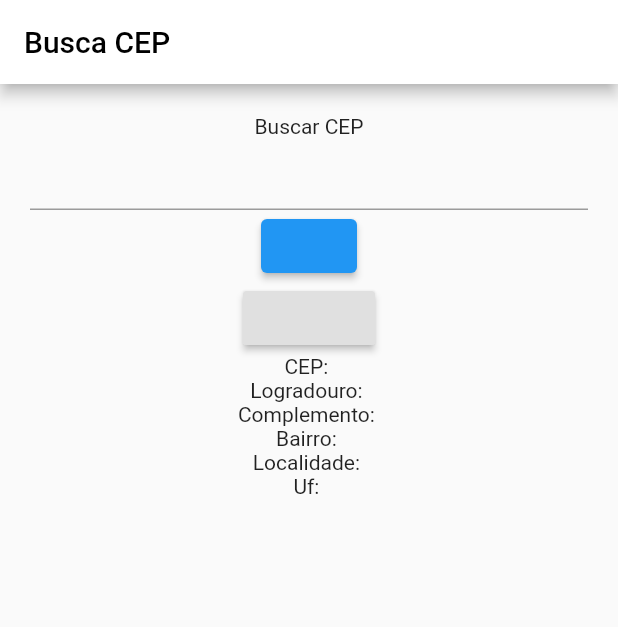
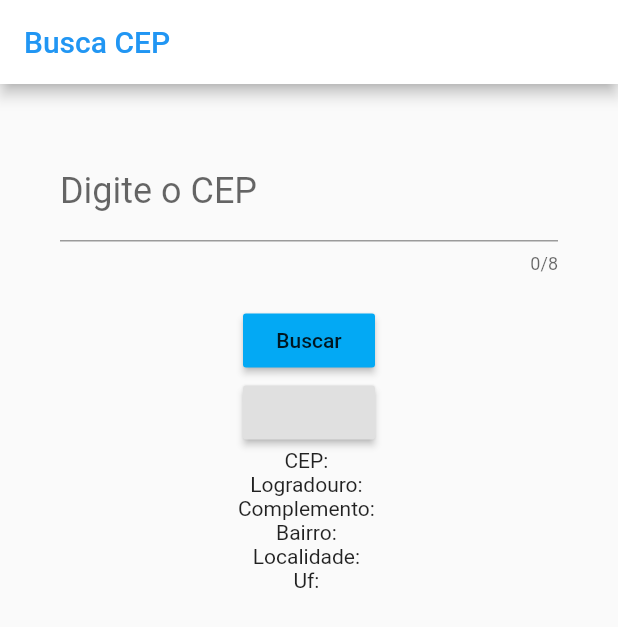
Before and after one commit to ThaysMrtns/App_busca_CEP, a Flutter app: the screen it shows after launch, on a phone screen of 412 x 824 dp. Shown: the top 627 px of the screen. Run offline on Flutter 3.47's test engine with Material 2 defaults, Android fonts, the phone set to English and light mode, and no system bars.

Commit message:
Captura de dados do usuario

```diff
--- /dev/null
+++ b/lib/form.dart
@@ -0,0 +1,43 @@
+import 'package:flutter/material.dart';
+
+class Formulario extends StatefulWidget {
+  @override
+  _FormularioState createState() => _FormularioState();
+}
+
+class _FormularioState extends State<Formulario> {
+  TextEditingController _textEditingController = TextEditingController();
+
+  @override
+  Widget build(BuildContext context) {
+    return Column(children: [
+      Padding(
+        padding: EdgeInsets.all(20),
+        child: TextField(
+          keyboardType: TextInputType.number,
+          decoration: InputDecoration(
+              labelText: "Digite o CEP", labelStyle: TextStyle(fontSize: 24)),
+          enabled: true, //Habilita e desabilita o campo de texto
+          maxLength: 8,
+          maxLengthEnforced: true,
+          style: TextStyle(color: Colors.black),
+          /*onChanged: (String cep) {
+            print("cep: $cep");
+          },*/
+          onSubmitted: (String cep) {
+            print("cep: $cep");
+          },
+          // O controller tem acesso ao que foi digitado no campo de texto
+          controller: _textEditingController,
+        ),
+      ),
+      RaisedButton(
+        child: Text("Buscar"),
+        color: Colors.lightBlue,
+        onPressed: () {
+          print("cep: ${_textEditingController.text}");
+        },
+      )
+    ]);
+  }
+}
--- a/lib/main.dart
+++ b/lib/main.dart
@@ -3,6 +3,7 @@ import 'dart:convert' as convert;
 import 'package:flutter/material.dart';
 import 'package:flutter/widgets.dart';
 import 'package:http/http.dart' as http;
+import 'package:buscaCep/form.dart';
 
 void main() {
   runApp(MaterialApp(
@@ -24,7 +25,7 @@ class _AppState extends State<App> {
   var localidade = "";
   var uf = "";
 
-  final _formKey = GlobalKey<FormState>();
+  //final _formKey = GlobalKey<FormState>();
 
   @override
   Widget build(BuildContext context) {
@@ -32,7 +33,7 @@ class _AppState extends State<App> {
         appBar: AppBar(
           title: const Text(
             "Busca CEP",
-            style: TextStyle(fontSize: 20, color: Colors.black),
+            style: TextStyle(fontSize: 20, color: Colors.blue),
           ),
           backgroundColor: Colors.white,
         ),
@@ -41,28 +42,7 @@ class _AppState extends State<App> {
           child: Center(
             child: Column(
               children: [
-                Text("Buscar CEP"),
-                Form(
-                  key: _formKey,
-                  child: Column(
-                    children: <Widget>[
-                      TextFormField(
-                        validator: (value) {
-                          if (value.isEmpty) {
-                            return 'Informe o valor';
-                          }
-                        },
-                      ),
-                      ElevatedButton(
-                          onPressed: () {
-                            if (_formKey.currentState.validate()) {
-                              print(value);
-                            }
-                          },
-                          child: null)
-                    ],
-                  ),
-                ),
+                Formulario(),
                 RaisedButton(onPressed: () {
                   req();
                 }),
```
